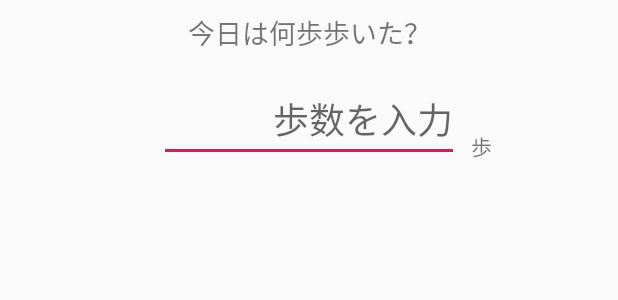
After one commit to le-kamba/qiita_pedometer, an Android app: the layout dialog_input.xml on its own in the app's theme, with its tools: preview values and no code run, on a phone screen of 412 x 824 dp. The commit adds this screen. Shown: the top 300 px of the screen. Run offline under Robolectric (Android 15) with nearby library versions, the phone set to English and light mode, and no system bars.

Commit message:
Qiita記事(2)-ダイアログ表示まで

```diff
--- /dev/null
+++ b/app/src/main/java/jp/les/kasa/sample/mykotlinapp/InputDialogFragment.kt
@@ -0,0 +1,26 @@
+package jp.les.kasa.sample.mykotlinapp
+
+import android.app.Dialog
+import android.os.Bundle
+import androidx.appcompat.app.AlertDialog
+import androidx.fragment.app.DialogFragment
+import kotlinx.android.synthetic.main.dialog_input.*
+
+class InputDialogFragment : DialogFragment() {
+
+    interface OnClickListerer {
+        fun onResist(step: Int)
+    }
+
+    override fun onCreateDialog(savedInstanceState: Bundle?): Dialog {
+        val builder = AlertDialog.Builder(requireContext())
+        builder.setView(R.layout.dialog_input)
+            .setNegativeButton(android.R.string.cancel, null)
+            .setPositiveButton(R.string.resist) { _, _ ->
+                val step = editStep.text.toString()
+            }
+        return builder.create()
+    }
+
+
+}
--- a/app/src/main/java/jp/les/kasa/sample/mykotlinapp/MainActivity.kt
+++ b/app/src/main/java/jp/les/kasa/sample/mykotlinapp/MainActivity.kt
@@ -1,12 +1,20 @@
 package jp.les.kasa.sample.mykotlinapp
 
+import android.os.Bundle
 import androidx.appcompat.app.AppCompatActivity
-import android.os.Bundle
 
-class MainActivity : AppCompatActivity() {
+class MainActivity : AppCompatActivity(), InputDialogFragment.OnClickListerer {
+    override fun onResist(step: Int) {
+
+    }
+
+    companion object {
+        const val INPUT_TAG = "input_dialog"
+    }
 
     override fun onCreate(savedInstanceState: Bundle?) {
         super.onCreate(savedInstanceState)
         setContentView(R.layout.activity_main)
+        InputDialogFragment().show(supportFragmentManager, INPUT_TAG)
     }
 }
--- a/app/src/main/java/jp/les/kasa/sample/mykotlinapp/Util.kt
+++ b/app/src/main/java/jp/les/kasa/sample/mykotlinapp/Util.kt
@@ -3,7 +3,6 @@ package jp.les.kasa.sample.mykotlinapp
 /**
  * いろいろ便利処理を集めたUtilクラス
  * @date 2019/06/05
- * @author c2090
  **/
 
 class Util {
--- /dev/null
+++ b/app/src/main/res/layout-v26/dialog_input.xml
@@ -0,0 +1,44 @@
+<?xml version="1.0" encoding="utf-8"?>
+<androidx.constraintlayout.widget.ConstraintLayout
+        xmlns:android="http://schemas.android.com/apk/res/android"
+        xmlns:app="http://schemas.android.com/apk/res-auto"
+        android:layout_width="match_parent"
+        android:layout_height="match_parent">
+
+    <TextView
+            android:id="@+id/label_Title"
+            android:text="@string/label_input_title"
+            android:layout_width="wrap_content"
+            android:layout_height="wrap_content"
+            android:textSize="18sp"
+            android:textAlignment="center"
+            app:layout_constraintStart_toStartOf="parent"
+            android:layout_marginStart="8dp"
+            android:layout_marginTop="8dp"
+            app:layout_constraintTop_toTopOf="parent"
+            app:layout_constraintEnd_toEndOf="parent"
+            android:layout_marginEnd="8dp"/>
+    <EditText
+            android:id="@+id/editStep"
+            android:hint="@string/hint_edit_step"
+            android:layout_width="200dp"
+            android:layout_height="wrap_content"
+            android:inputType="numberSigned"
+            android:layout_alignParentStart="true"
+            android:layout_marginTop="16dp"
+            app:layout_constraintTop_toBottomOf="@+id/label_Title"
+            app:layout_constraintStart_toStartOf="parent"
+            app:layout_constraintEnd_toEndOf="parent"
+            android:singleLine="true"
+            android:textSize="24sp"
+            android:textAlignment="viewEnd"
+            android:importantForAutofill="no"/>
+    <TextView
+            android:id="@+id/label_step"
+            android:text="@string/label_step"
+            android:layout_width="wrap_content"
+            android:layout_height="wrap_content"
+            app:layout_constraintStart_toEndOf="@+id/editStep"
+            android:layout_marginStart="8dp"
+            app:layout_constraintBottom_toBottomOf="@+id/editStep"/>
+</androidx.constraintlayout.widget.ConstraintLayout>
--- /dev/null
+++ b/app/src/main/res/layout/dialog_input.xml
@@ -0,0 +1,44 @@
+<?xml version="1.0" encoding="utf-8"?>
+<androidx.constraintlayout.widget.ConstraintLayout
+        xmlns:android="http://schemas.android.com/apk/res/android"
+        xmlns:app="http://schemas.android.com/apk/res-auto"
+        android:layout_width="match_parent"
+        android:layout_height="match_parent">
+
+    <TextView
+            android:id="@+id/label_Title"
+            android:text="@string/label_input_title"
+            android:layout_width="wrap_content"
+            android:layout_height="wrap_content"
+            android:textSize="18sp"
+            android:textAlignment="center"
+            app:layout_constraintStart_toStartOf="parent"
+            android:layout_marginStart="8dp"
+            android:layout_marginTop="8dp"
+            app:layout_constraintTop_toTopOf="parent"
+            app:layout_constraintEnd_toEndOf="parent"
+            android:layout_marginEnd="8dp"/>
+    <EditText
+            android:id="@+id/editStep"
+            android:hint="@string/hint_edit_step"
+            android:layout_width="200dp"
+            android:layout_height="wrap_content"
+            android:inputType="numberSigned"
+            android:layout_alignParentStart="true"
+            android:layout_marginTop="16dp"
+            app:layout_constraintTop_toBottomOf="@+id/label_Title"
+            app:layout_constraintStart_toStartOf="parent"
+            app:layout_constraintEnd_toEndOf="parent"
+            android:singleLine="true"
+            android:textSize="24sp"
+            android:textAlignment="viewEnd"
+            android:importantForAutofill="no"/>
+    <TextView
+            android:id="@+id/label_step"
+            android:text="@string/label_step"
+            android:layout_width="wrap_content"
+            android:layout_height="wrap_content"
+            app:layout_constraintStart_toEndOf="@+id/editStep"
+            android:layout_marginStart="8dp"
+            app:layout_constraintBottom_toBottomOf="@+id/editStep"/>
+</androidx.constraintlayout.widget.ConstraintLayout>
--- a/app/src/main/res/values/strings.xml
+++ b/app/src/main/res/values/strings.xml
@@ -1,3 +1,8 @@
 <resources>
     <string name="app_name">MyKotlinApp</string>
+
+    <string name="label_input_title">今日は何歩歩いた？</string>
+    <string name="label_step">歩</string>
+    <string name="hint_edit_step">歩数を入力</string>
+    <string name="resist">登録</string>
 </resources>
```
Also changed, not shown: 2 other files.
